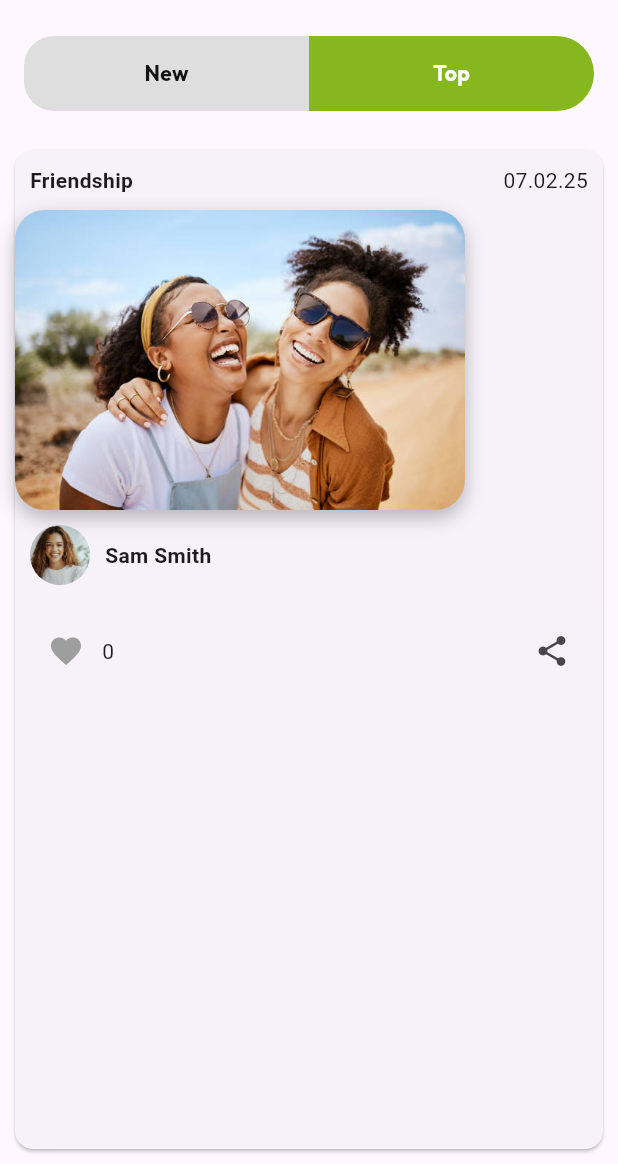
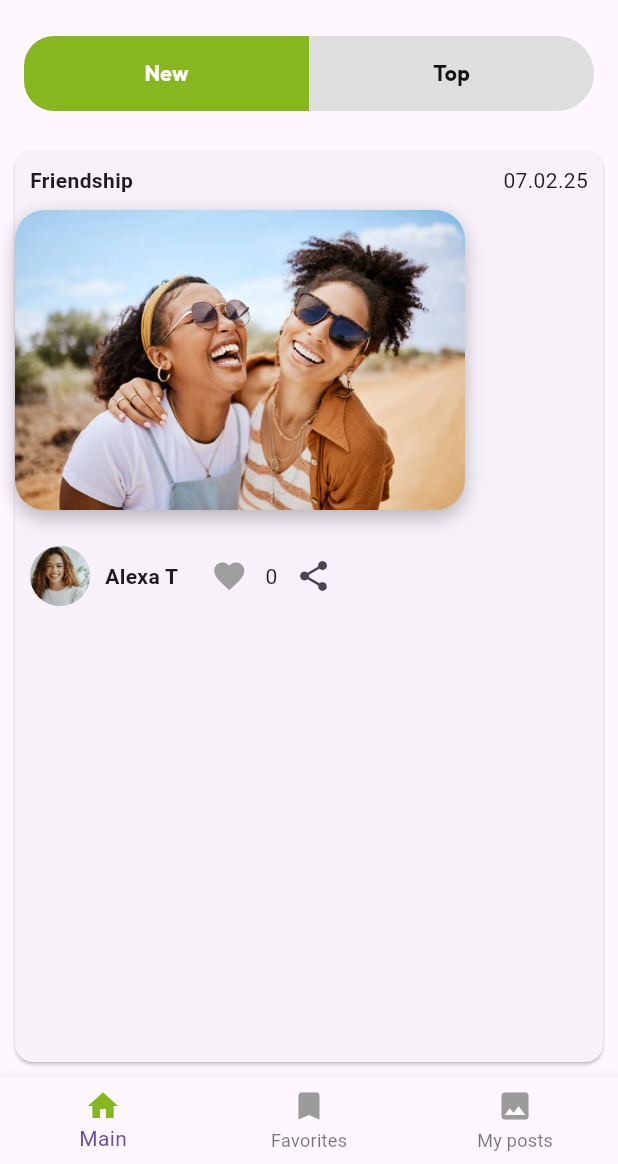
Before and after one commit to Alexaneva/social_network, a Flutter app: the MainScreen screen opened by its route, after a tap on "New", on a phone screen of 412 x 824 dp, the part 72-1236 px from its top. Run offline on Flutter 3.47's test engine with Material 3 defaults, Android fonts, the phone set to English and light mode, and no system bars.

Commit message:
feat: favorites_screen, main_feed screen, my_post_screen were added fix: code refactoring was done in main.dart, main_screen, on_boarding_screen, post_feed, tab_bar_in_main_post_feed

```diff
--- a/lib/main.dart
+++ b/lib/main.dart
@@ -1,6 +1,6 @@
 import 'package:flutter/material.dart';
 import 'package:social_network/src/features/pages/log_in_screen.dart';
-import 'package:social_network/src/features/pages/on_boarding_page.dart';
+import 'package:social_network/src/features/pages/on_boarding_screen.dart';
 import 'package:social_network/src/features/pages/sign_up.dart';
 import 'package:social_network/src/routing/app_routes.dart';
 
--- /dev/null
+++ b/lib/src/features/pages/favorites_screen.dart
@@ -0,0 +1,30 @@
+import 'package:flutter/material.dart';
+
+import '../../constants/app_images.dart';
+
+class FavoritesScreen extends StatefulWidget {
+  const FavoritesScreen({super.key});
+
+  @override
+  State<FavoritesScreen> createState() => _FavoritesScreenState();
+}
+
+class _FavoritesScreenState extends State<FavoritesScreen> {
+  @override
+  Widget build(BuildContext context) {
+    return Center(
+      child: Padding(
+        padding: const EdgeInsets.only(
+            top: 20, left: 10, right: 10),
+        child: Container(
+          decoration: const BoxDecoration(
+            image: DecorationImage(
+              image: AssetImage(AppImages.oops),
+              fit: BoxFit.contain,
+            ),
+          ),
+        ),
+      ),
+    );
+  }
+}
--- /dev/null
+++ b/lib/src/features/pages/main_feed_screen.dart
@@ -0,0 +1,55 @@
+import 'package:flutter/material.dart';
+
+import '../posts/new_posts.dart';
+import '../posts/top_posts.dart';
+import '../tab_bar_post_feed/tab_bar_in_main_post_feed.dart';
+
+class MainFeed extends StatefulWidget {
+  const MainFeed({ required Key key}) : super(key: key);
+
+  @override
+  State<MainFeed> createState() => _MainFeedState();
+}
+
+class _MainFeedState extends State<MainFeed>
+    with SingleTickerProviderStateMixin {
+  late TabController _tabController;
+
+  @override
+  void initState() {
+    super.initState();
+    _tabController = TabController(length: 2, vsync: this);
+  }
+
+  @override
+  void dispose() {
+    _tabController.dispose();
+    super.dispose();
+  }
+
+  @override
+  Widget build(BuildContext context) {
+    return Column(
+      children: [
+        TabBarWidget(
+          tabController: _tabController,
+          onTap: (index) {
+            setState(() {
+              _tabController.index = index;
+            });
+          },
+          key: UniqueKey(),
+        ),
+        Expanded(
+          child: TabBarView(
+            controller: _tabController,
+            children: [
+              NewPosts(),
+              TopPosts(),
+            ],
+          ),
+        ),
+      ],
+    );
+  }
+}
--- a/lib/src/features/pages/main_screen.dart
+++ b/lib/src/features/pages/main_screen.dart
@@ -1,9 +1,12 @@
 import 'package:flutter/material.dart';
+import 'package:social_network/src/constants/app_colors.dart';
+import 'package:social_network/src/features/pages/favorites_screen.dart';
 import '../../constants/app_fonts.dart';
 import '../../constants/app_images.dart';
 import '../../routing/app_routes.dart';
-import '../tab_bar_posts/tab_bar_post.dart';
 import '../user/user_model.dart';
+import 'main_feed_screen.dart';
+import 'my_posts_screen.dart';
 
 class MainScreen extends StatefulWidget {
   const MainScreen({super.key});
@@ -14,6 +17,19 @@
 
 class _MainScreenState extends State<MainScreen> {
   final User user = User();
+  int currentIndex = 0;
+  late List<Widget> body;
+
+  @override
+  void initState() {
+    super.initState();
+    body = [
+      MainFeed(key: UniqueKey()),
+      const FavoritesScreen(),
+      const MyPostsScreen(),
+    ];
+  }
+
   @override
   Widget build(BuildContext context) {
     return Scaffold(
@@ -31,7 +47,46 @@
           ),
         ],
       ),
-      body: TabScreen(),
+      bottomNavigationBar: BottomNavigationBar(
+          currentIndex: currentIndex,
+          onTap: (int newIndex) {
+            setState(() {
+              currentIndex = newIndex;
+            });
+          },
+          items: [
+            BottomNavigationBarItem(
+              icon: Icon(
+                Icons.home,
+                color: currentIndex == 0
+                    ? AppColors.lime250
+                    : AppColors.grayScale400,
+              ),
+              label: 'Main',
+              backgroundColor: Colors.white,
+            ),
+            BottomNavigationBarItem(
+              icon: Icon(
+                Icons.bookmark,
+                color: currentIndex == 1
+                    ? AppColors.lime250
+                    : AppColors.grayScale400,
+              ),
+              label: 'Favorites',
+              backgroundColor: Colors.white,
+            ),
+            BottomNavigationBarItem(
+              icon: Icon(
+                Icons.image,
+                color: currentIndex == 2
+                    ? AppColors.lime250
+                    : AppColors.grayScale400,
+              ),
+              label: 'My posts',
+              backgroundColor: Colors.white,
+            ),
+          ]),
+      body: body[currentIndex],
     );
   }
 }
--- /dev/null
+++ b/lib/src/features/pages/my_posts_screen.dart
@@ -0,0 +1,15 @@
+import 'package:flutter/material.dart';
+
+class MyPostsScreen extends StatefulWidget {
+  const MyPostsScreen({super.key});
+
+  @override
+  State<MyPostsScreen> createState() => _MyPostsScreenState();
+}
+
+class _MyPostsScreenState extends State<MyPostsScreen> {
+  @override
+  Widget build(BuildContext context) {
+    return const Text('11');
+  }
+}
--- /dev/null
+++ b/lib/src/features/tab_bar_post_feed/tab_bar_in_main_post_feed.dart
@@ -0,0 +1,86 @@
+import 'package:flutter/material.dart';
+import 'package:social_network/src/constants/app_colors.dart';
+import 'package:social_network/src/constants/app_fonts.dart';
+
+class TabBarWidget extends StatelessWidget {
+  final TabController tabController;
+  final Function(int) onTap;
+
+  const TabBarWidget({
+    required Key key,
+    required this.tabController,
+    required this.onTap,
+  }) : super(key: key);
+
+  @override
+  Widget build(BuildContext context) {
+    return GestureDetector(
+      onTap: () {
+        onTap(tabController.index == 0 ? 1 : 0);
+        tabController.animateTo(tabController.index == 0 ? 1 : 0);
+      },
+      child: Padding(
+        padding: EdgeInsets.all(16),
+        child: Container(
+          height: 50,
+          decoration: BoxDecoration(
+            borderRadius: BorderRadius.circular(25),
+            color: Colors.grey[300],
+          ),
+          child: Row(
+            children: [
+              Expanded(
+                child: Container(
+                  decoration: BoxDecoration(
+                    borderRadius: BorderRadius.only(
+                      topLeft: Radius.circular(20),
+                      bottomLeft: Radius.circular(20),
+                    ),
+                    color: tabController.index == 0
+                        ? AppColors.lime250
+                        : AppColors.grayScale200,
+                  ),
+                  child: Center(
+                    child: Text(
+                      'New',
+                      style: AppFonts.body3.copyWith(
+                        fontWeight: FontWeight.w700,
+                        color: tabController.index == 0
+                            ? AppColors.grayScale0
+                            : AppColors.grayScale800,
+                      ),
+                    ),
+                  ),
+                ),
+              ),
+              Expanded(
+                child: Container(
+                  decoration: BoxDecoration(
+                    borderRadius: BorderRadius.only(
+                      topRight: Radius.circular(25),
+                      bottomRight: Radius.circular(25),
+                    ),
+                    color: tabController.index == 1
+                        ? AppColors.lime250
+                        : AppColors.grayScale200,
+                  ),
+                  child: Center(
+                    child: Text(
+                      'Top',
+                      style: AppFonts.body3.copyWith(
+                        fontWeight: FontWeight.w700,
+                        color: tabController.index == 1
+                            ? AppColors.grayScale0
+                            : AppColors.grayScale800,
+                      ),
+                    ),
+                  ),
+                ),
+              ),
+            ],
+          ),
+        ),
+      ),
+    );
+  }
+}
--- a/lib/src/features/tab_bar_posts/tab_bar_post.dart
+++ /dev/null
@@ -1,116 +0,0 @@
-import 'package:flutter/material.dart';
-import 'package:social_network/src/constants/app_colors.dart';
-import 'package:social_network/src/constants/app_fonts.dart';
-
-import '../posts/new_posts.dart';
-import '../posts/top_posts.dart';
-
-class TabScreen extends StatefulWidget {
-  const TabScreen({super.key});
-
-  @override
-  State<TabScreen> createState() => _TabScreenState();
-}
-
-class _TabScreenState extends State<TabScreen>
-    with SingleTickerProviderStateMixin {
-  late TabController _tabController;
-  int _selectedIndex = 0;
-
-  @override
-  void initState() {
-    super.initState();
-    _tabController = TabController(length: 2, vsync: this);
-  }
-
-  void _onTabTapped(int index) {
-    setState(() {
-      _selectedIndex = index;
-    });
-  }
-
-  @override
-  Widget build(BuildContext context) {
-    return Column(
-      children: [
-        GestureDetector(
-          onTap: () {
-            _onTabTapped(_selectedIndex == 0 ? 1 : 0);
-            _tabController.animateTo(_selectedIndex == 0 ? 1 : 0);
-          },
-          child: Padding(
-            padding: EdgeInsets.all(16),
-            child: Container(
-              height: 50,
-              decoration: BoxDecoration(
-                borderRadius: BorderRadius.circular(25),
-                color: Colors.grey[300],
-              ),
-              child: Row(
-                children: [
-                  Expanded(
-                    child: Container(
-                      decoration: BoxDecoration(
-                        borderRadius: BorderRadius.only(
-                          topLeft: Radius.circular(20),
-                          bottomLeft: Radius.circular(20),
-                        ),
-                        color: _selectedIndex == 0
-                            ? AppColors.lime250
-                            : AppColors.grayScale200,
-                      ),
-                      child: Center(
-                          child: Text('New',
-                              style: AppFonts.body3.copyWith(
-                                fontWeight: FontWeight.w700,
-                                color: _selectedIndex == 0
-                                    ? AppColors.grayScale0
-                                    : AppColors.grayScale800,
-                              ))),
-                    ),
-                  ),
-                  Expanded(
-                    child: Container(
-                      decoration: BoxDecoration(
-                        borderRadius: BorderRadius.only(
-                          topRight: Radius.circular(25),
-                          bottomRight: Radius.circular(25),
-                        ),
-                        color: _selectedIndex == 1
-                            ? AppColors.lime250
-                            : AppColors.grayScale200,
-                      ),
-                      child: Center(
-                          child: Text('Top',
-                              style: AppFonts.body3.copyWith(
-                                fontWeight: FontWeight.w700,
-                                color: _selectedIndex == 1
-                                    ? AppColors.grayScale0
-                                    : AppColors.grayScale800,
-                              ))),
-                    ),
-                  ),
-                ],
-              ),
-            ),
-          ),
-        ),
-        Expanded(
-          child: TabBarView(
-            controller: _tabController,
-            children: [
-              NewPosts(),
-              TopPosts(),
-            ],
-          ),
-        ),
-      ],
-    );
-  }
-
-  @override
-  void dispose() {
-    _tabController.dispose();
-    super.dispose();
-  }
-}
```
Also changed, not shown: lib/src/common_widgets/post_feed.dart (+3 -4 lines), lib/src/features/pages/on_boarding_screen.dart (renamed from lib/src/features/pages/on_boarding_page.dart). Lines whose indentation alone changed are shown as unchanged.
